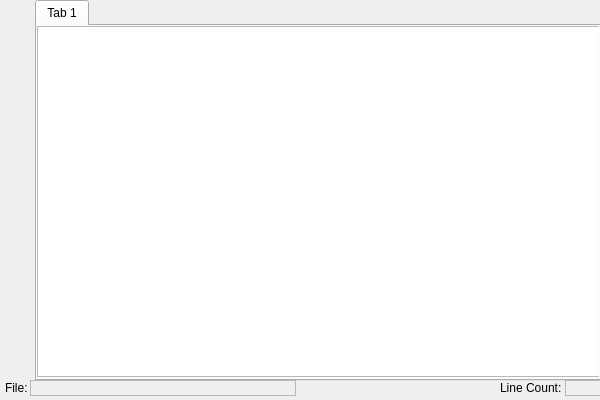
This is EmberTextEditor.ui in AlexJMercer/Ember-Text_Editor as Qt 5 draws it before an edit. The edited form follows.
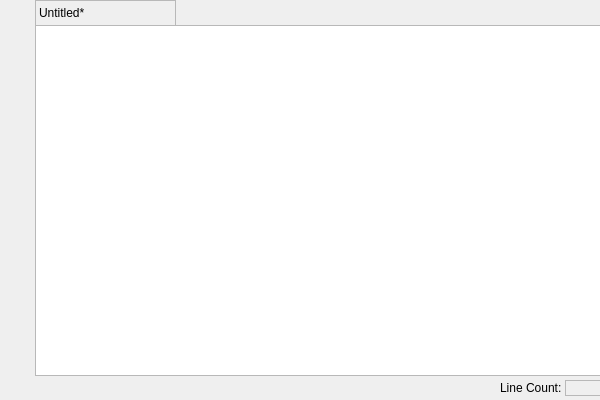
This is the edited form. Icons and pictures are not drawn.

```diff
--- a/EmberTextEditor.ui
+++ b/EmberTextEditor.ui
@@ -14,34 +14,6 @@
    <string>EmberTextEditor</string>
   </property>
   <widget class="QWidget" name="centralWidget">
-   <widget class="QTabWidget" name="tabWidget">
-    <property name="geometry">
-     <rect>
-      <x>35</x>
-      <y>0</y>
-      <width>566</width>
-      <height>381</height>
-     </rect>
-    </property>
-    <property name="currentIndex">
-     <number>0</number>
-    </property>
-    <widget class="QWidget" name="tab">
-     <attribute name="title">
-      <string>Tab 1</string>
-     </attribute>
-     <widget class="QPlainTextEdit" name="plainTextEdit">
-      <property name="geometry">
-       <rect>
-        <x>0</x>
-        <y>0</y>
-        <width>596</width>
-        <height>351</height>
-       </rect>
-      </property>
-     </widget>
-    </widget>
-   </widget>
    <widget class="QLabel" name="label">
     <property name="geometry">
      <rect>
@@ -112,38 +84,6 @@
      <bool>true</bool>
     </property>
    </widget>
-   <widget class="QLabel" name="label_3">
-    <property name="geometry">
-     <rect>
-      <x>5</x>
-      <y>380</y>
-      <width>26</width>
-      <height>16</height>
-     </rect>
-    </property>
-    <property name="text">
-     <string>File:</string>
-    </property>
-   </widget>
-   <widget class="QLabel" name="fileNameBox">
-    <property name="geometry">
-     <rect>
-      <x>30</x>
-      <y>380</y>
-      <width>266</width>
-      <height>16</height>
-     </rect>
-    </property>
-    <property name="frameShape">
-     <enum>QFrame::Shape::StyledPanel</enum>
-    </property>
-    <property name="frameShadow">
-     <enum>QFrame::Shadow::Sunken</enum>
-    </property>
-    <property name="text">
-     <string/>
-    </property>
-   </widget>
    <widget class="QToolButton" name="NewFileButton">
     <property name="geometry">
      <rect>
@@ -188,6 +128,102 @@
      <bool>true</bool>
     </property>
    </widget>
+   <widget class="QFrame" name="frame">
+    <property name="geometry">
+     <rect>
+      <x>35</x>
+      <y>25</y>
+      <width>566</width>
+      <height>351</height>
+     </rect>
+    </property>
+    <property name="frameShape">
+     <enum>QFrame::Shape::StyledPanel</enum>
+    </property>
+    <property name="frameShadow">
+     <enum>QFrame::Shadow::Raised</enum>
+    </property>
+    <widget class="QPlainTextEdit" name="plainTextEdit">
+     <property name="geometry">
+      <rect>
+       <x>0</x>
+       <y>0</y>
+       <width>566</width>
+       <height>351</height>
+      </rect>
+     </property>
+    </widget>
+   </widget>
+   <widget class="QLabel" name="label_2">
+    <property name="geometry">
+     <rect>
+      <x>35</x>
+      <y>5</y>
+      <width>206</width>
+      <height>21</height>
+     </rect>
+    </property>
+    <property name="text">
+     <string/>
+    </property>
+   </widget>
+   <widget class="QLabel" name="fileNameLabel">
+    <property name="geometry">
+     <rect>
+      <x>35</x>
+      <y>0</y>
+      <width>141</width>
+      <height>26</height>
+     </rect>
+    </property>
+    <property name="frameShape">
+     <enum>QFrame::Shape::StyledPanel</enum>
+    </property>
+    <property name="frameShadow">
+     <enum>QFrame::Shadow::Sunken</enum>
+    </property>
+    <property name="text">
+     <string>Untitled*</string>
+    </property>
+   </widget>
+   <widget class="QToolButton" name="SaveFileButton">
+    <property name="geometry">
+     <rect>
+      <x>0</x>
+      <y>70</y>
+      <width>36</width>
+      <height>36</height>
+     </rect>
+    </property>
+    <property name="text">
+     <string/>
+    </property>
+    <property name="icon">
+     <iconset theme="QIcon::ThemeIcon::DocumentSave"/>
+    </property>
+    <property name="autoRaise">
+     <bool>true</bool>
+    </property>
+   </widget>
+   <widget class="QToolButton" name="SaveAsFileButton">
+    <property name="geometry">
+     <rect>
+      <x>0</x>
+      <y>105</y>
+      <width>36</width>
+      <height>36</height>
+     </rect>
+    </property>
+    <property name="text">
+     <string/>
+    </property>
+    <property name="icon">
+     <iconset theme="QIcon::ThemeIcon::DocumentSaveAs"/>
+    </property>
+    <property name="autoRaise">
+     <bool>true</bool>
+    </property>
+   </widget>
   </widget>
  </widget>
  <layoutdefault spacing="6" margin="11"/>
```
